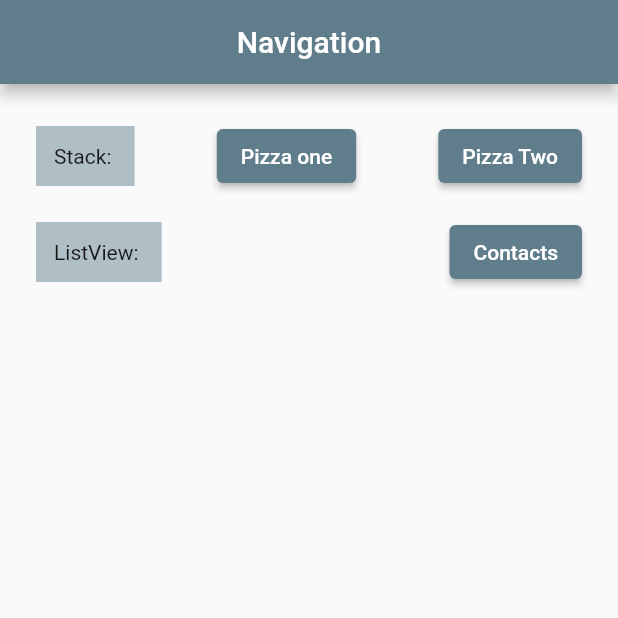
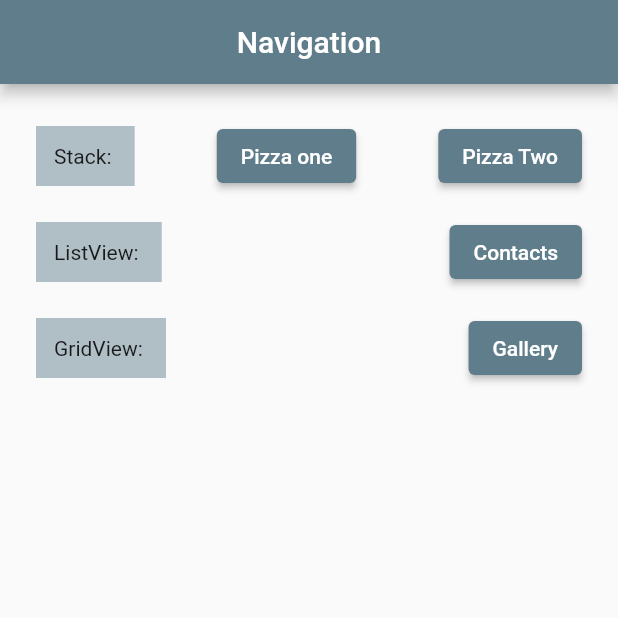
Before and after one commit to 5alafawyyy/Pizza-Margherita, a Flutter app: the screen it shows after launch, on a phone screen of 412 x 824 dp, the top half of it. Run offline on Flutter 3.47's test engine with Material 2 defaults, Android fonts, the phone set to English and light mode, and no system bars.

Commit message:
GridView for Galley and finish the app

```diff
--- a/lib/screens/homeScreen.dart
+++ b/lib/screens/homeScreen.dart
@@ -1,5 +1,6 @@
 import 'package:flutter/material.dart';
 import 'package:pizza_margherita/screens/contacts.dart';
+import 'package:pizza_margherita/screens/gallery.dart';
 import 'package:pizza_margherita/screens/pizza_2_screen.dart';
 import 'package:pizza_margherita/screens/pizza_screen.dart';
 
@@ -74,6 +75,29 @@ class HomeScreen extends StatelessWidget {
                   ],
                 ),
               ),
+              Padding(
+                padding: const EdgeInsets.all(8.0),
+                child: Row(
+                  mainAxisAlignment: MainAxisAlignment.spaceBetween,
+                  children: [
+                    Container(
+                        color: Colors.blueGrey[200],
+                        padding: const EdgeInsets.all(12.0),
+                        child: const Text('GridView: ')),
+                    ElevatedButton(
+                      onPressed: () {
+                        Navigator.push(
+                          context,
+                          MaterialPageRoute(
+                            builder: ((context) => const GalleryScreen()),
+                          ),
+                        );
+                      },
+                      child: const Text('Gallery'),
+                    ),
+                  ],
+                ),
+              ),
             ],
           ),
         ));
```
Also changed, not shown: lib/screens/gallery.dart (added, +67 -0 lines), 6 other files.
